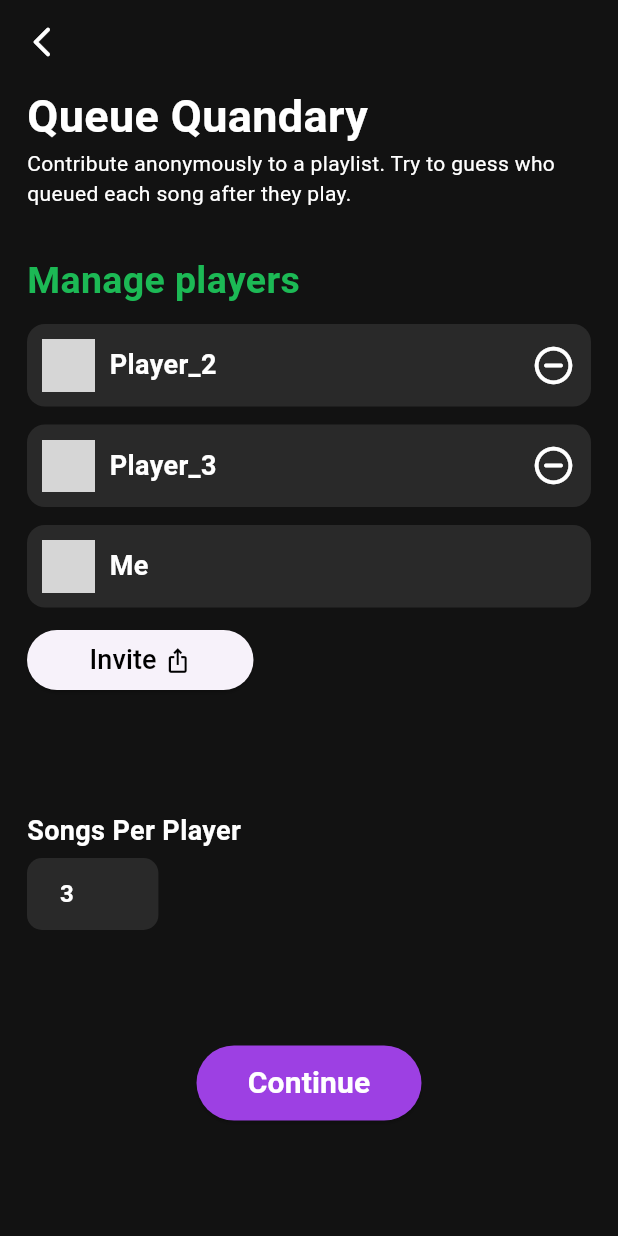
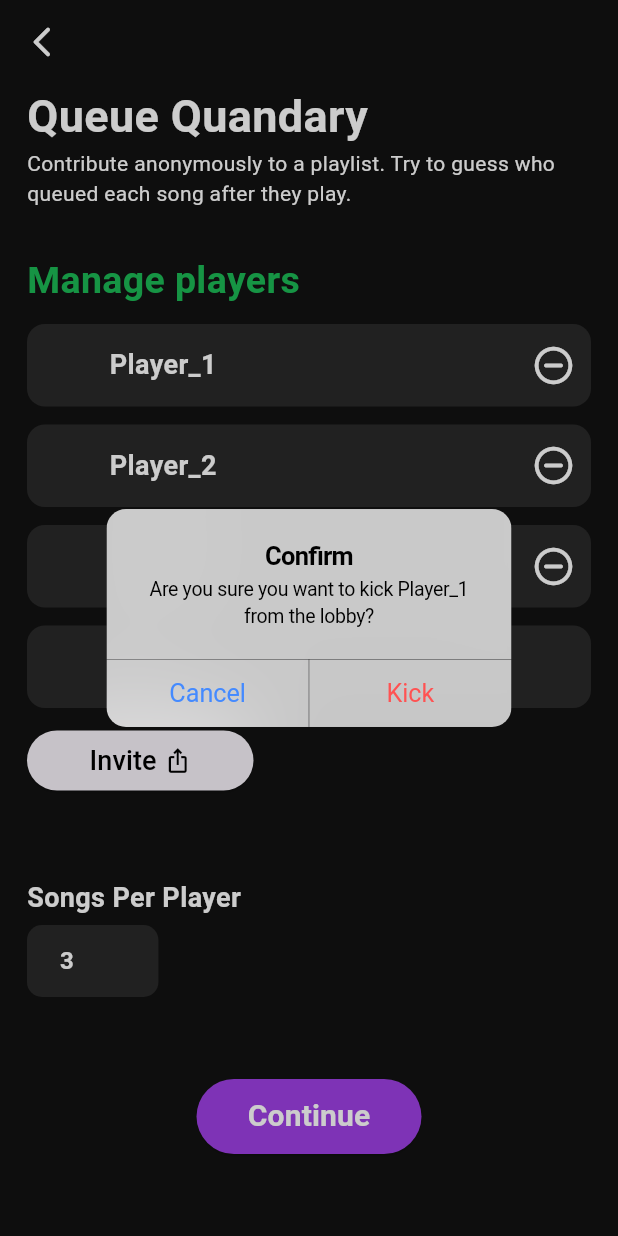
Before and after one commit to ZRiley36/queue-quandry, a Flutter app: the LobbyPage screen opened directly, after a tap on the "remove circle outline" icon, on a phone screen of 412 x 824 dp. Run offline on Flutter 3.47's test engine with Material 3 defaults, Android fonts, the light colour scheme and no system bars; our stand-ins replace firebase_auth, share_plus; missing offline and left inert: flutter_web_auth, spotify_sdk; accounts and stored records are empty; network calls fail; Roboto replaces fonts that are missing (Gotham); grey boxes are pictures that could not be loaded.

Commit message:
Added confirmation dialogue to kicking players
how the hell are we going to do a backend server.

```diff
--- a/lib/pages/lobby.dart
+++ b/lib/pages/lobby.dart
@@ -614,10 +614,40 @@
           widget.enableKicking
               ? GestureDetector(
                   onTap: () {
-                    setState(() {
-                      players.remove(widget.name);
-                      widget.removePlayer?.call();
-                    });
+                    showCupertinoDialog(
+                      context: context,
+                      builder: (context) {
+                        return CupertinoAlertDialog(
+                          title: Text("Confirm"),
+                          content: Text(
+                              "Are you sure you want to kick ${widget.name} from the lobby?"),
+                          actions: [
+                            CupertinoDialogAction(
+                              child: Text(
+                                "Cancel",
+                                style: TextStyle(color: Colors.blueAccent),
+                              ),
+                              onPressed: () {
+                                Navigator.pop(context);
+                              },
+                            ),
+                            CupertinoDialogAction(
+                              child: Text(
+                                "Kick",
+                                style: TextStyle(color: Colors.redAccent),
+                              ),
+                              onPressed: () {
+                                setState(() {
+                                  players.remove(widget.name);
+                                  widget.removePlayer?.call();
+                                });
+                                Navigator.pop(context);
+                              },
+                            ),
+                          ],
+                        );
+                      },
+                    );
                   },
                   child: Container(
                     width: 30,
```
